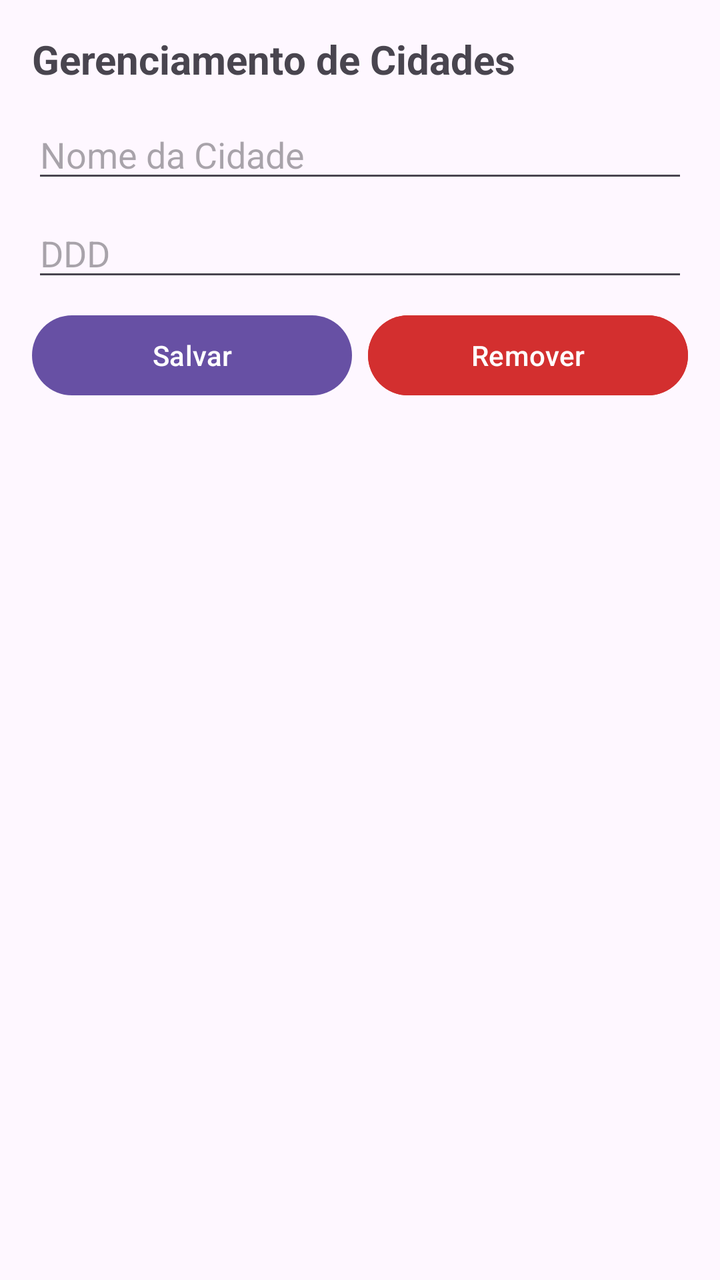
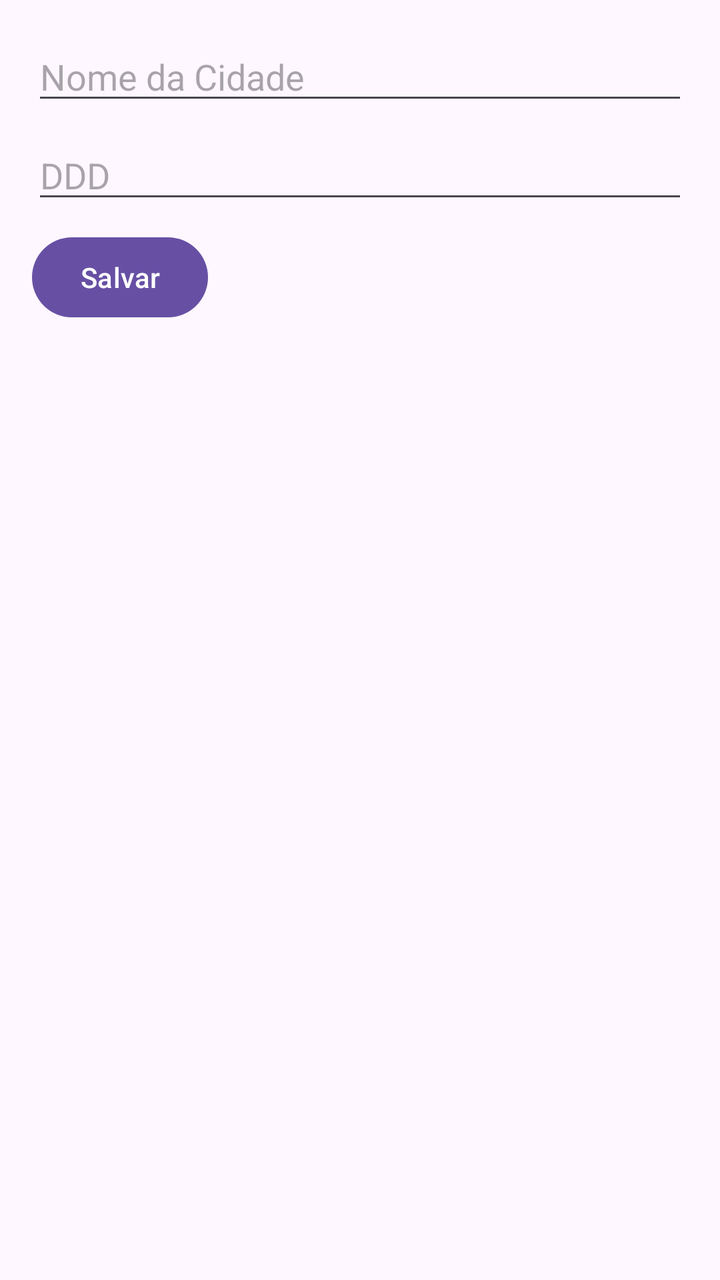

The first picture is an Android layout as it rendered before a commit; the second is the same layout after the commit. The layout source and the unified diff follow.
<!-- AndroidManifest.xml: application theme Theme.Atividade2 -->
<!-- res/layout/activity_cidades.xml -->
<?xml version="1.0" encoding="utf-8"?>
<LinearLayout xmlns:android="http://schemas.android.com/apk/res/android"
    android:layout_width="match_parent"
    android:layout_height="match_parent"
    android:orientation="vertical"
    android:padding="16dp">

    <TextView
        android:layout_width="match_parent"
        android:layout_height="wrap_content"
        android:text="Gerenciamento de Cidades"
        android:textSize="20sp"
        android:textStyle="bold"
        android:layout_marginBottom="12dp"/>

    <EditText
        android:id="@+id/edNomeCidade"
        android:layout_width="match_parent"
        android:layout_height="wrap_content"
        android:hint="Nome da Cidade"
        android:inputType="text"
        android:layout_marginBottom="8dp"/>

    <EditText
        android:id="@+id/edDddCidade"
        android:layout_width="match_parent"
        android:layout_height="wrap_content"
        android:hint="DDD"
        android:inputType="number"
        android:layout_marginBottom="8dp"/>

    <LinearLayout
        android:layout_width="match_parent"
        android:layout_height="wrap_content"
        android:orientation="horizontal"
        android:layout_marginBottom="16dp">

        <Button
            android:id="@+id/btSalvarCidade"
            android:layout_width="0dp"
            android:layout_height="wrap_content"
            android:layout_weight="1"
            android:text="Salvar"
            android:layout_marginEnd="8dp"/>

        <Button
            android:id="@+id/btRemoverCidade"
            android:layout_width="0dp"
            android:layout_height="wrap_content"
            android:layout_weight="1"
            android:text="Remover"
            android:backgroundTint="#D32F2F"/>
    </LinearLayout>

    <ListView
        android:id="@+id/lista_cidades"
        android:layout_width="match_parent"
        android:layout_height="match_parent"/>

</LinearLayout>
<!-- resources referenced by this layout -->
<resources>
  <style name="Theme.Atividade2" parent="Base.Theme.Atividade2" />
  <style name="Base.Theme.Atividade2" parent="Theme.Material3.DayNight.NoActionBar">
          
          
      </style>
</resources>

<!-- the commit's change to res/layout/activity_cidades.xml (unified diff, before → after) -->
@@ -1,17 +1,10 @@
 <?xml version="1.0" encoding="utf-8"?>
 <LinearLayout xmlns:android="http://schemas.android.com/apk/res/android"
+    android:id="@+id/main"
     android:layout_width="match_parent"
     android:layout_height="match_parent"
     android:orientation="vertical"
     android:padding="16dp">
-
-    <TextView
-        android:layout_width="match_parent"
-        android:layout_height="wrap_content"
-        android:text="Gerenciamento de Cidades"
-        android:textSize="20sp"
-        android:textStyle="bold"
-        android:layout_marginBottom="12dp"/>
 
     <EditText
         android:id="@+id/edNomeCidade"
@@ -36,20 +29,12 @@
         android:layout_marginBottom="16dp">
 
         <Button
-            android:id="@+id/btSalvarCidade"
-            android:layout_width="0dp"
+            android:id="@+id/btnSalvarCidade"
+            android:layout_width="wrap_content"
             android:layout_height="wrap_content"
-            android:layout_weight="1"
             android:text="Salvar"
             android:layout_marginEnd="8dp"/>
 
-        <Button
-            android:id="@+id/btRemoverCidade"
-            android:layout_width="0dp"
-            android:layout_height="wrap_content"
-            android:layout_weight="1"
-            android:text="Remover"
-            android:backgroundTint="#D32F2F"/>
     </LinearLayout>
 
     <ListView
